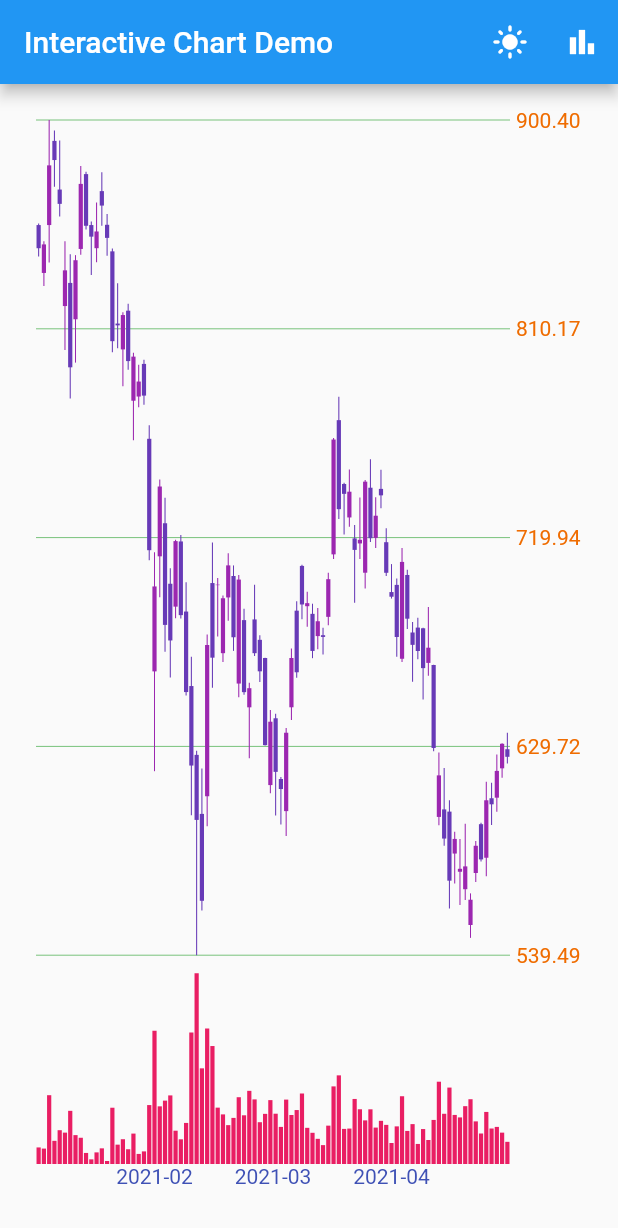
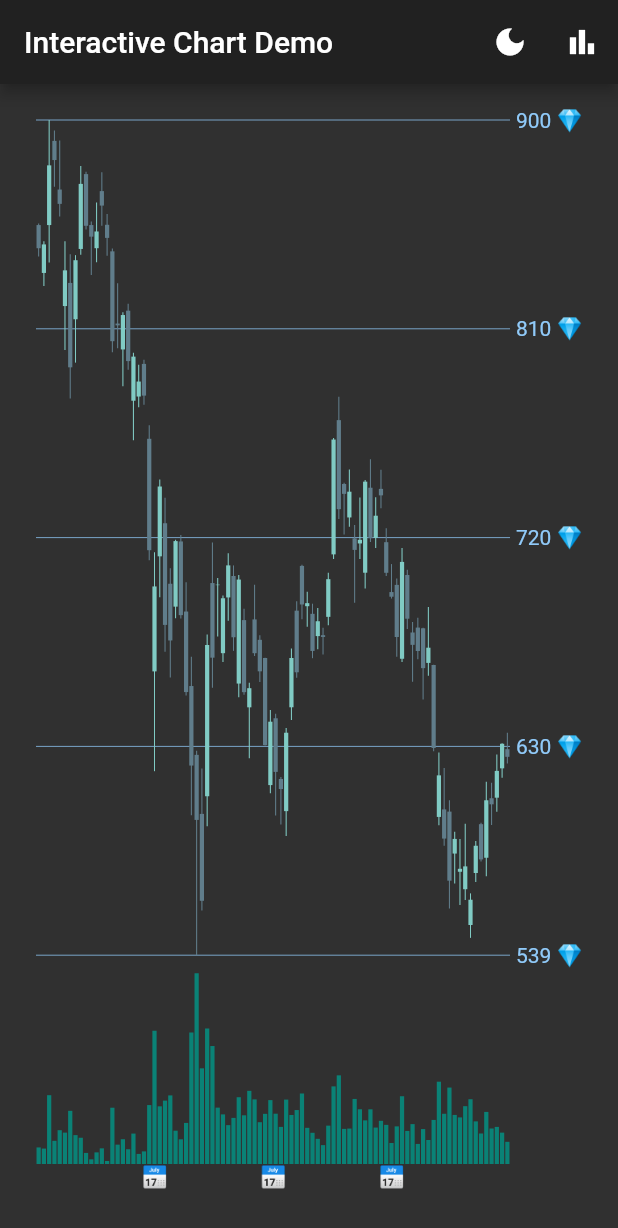
Before and after one commit to fluttercandies/flutter-interactive-chart, a Flutter app: the screen it shows after launch, on a phone screen of 412 x 824 dp. Shown: the top 1228 px of the screen. Run offline on Flutter 3.47's test engine with Material 2 defaults, Android fonts, the phone set to English and light mode, and no system bars.

Commit message:
Add support for customized overlay and label texts

```diff
--- a/example/lib/main.dart
+++ b/example/lib/main.dart
@@ -17,7 +17,7 @@ class MyApp extends StatefulWidget {
 
 class _MyAppState extends State<MyApp> {
   List<CandleData> _data = MockDataTesla.candles;
-  bool _darkMode = false;
+  bool _darkMode = true;
   bool _showAverage = false;
 
   @override
@@ -55,17 +55,24 @@ class _MyAppState extends State<MyApp> {
           child: InteractiveChart(
             candles: _data,
             style: ChartStyle(
-              priceGainColor: Colors.purple,
-              priceLossColor: Colors.deepPurple,
-              volumeColor: Colors.pink,
-              trendLineColor: Colors.teal,
-              priceGridLineColor: Colors.green,
-              priceLabelStyle: TextStyle(color: Colors.orange[800]!),
-              dateLabelStyle: TextStyle(color: Colors.indigo),
-              selectionHighlightColor: Colors.yellow.withOpacity(0.5),
-              overlayBackgroundColor: Colors.blue[100]!.withOpacity(0.8),
-              overlayTextStyle: TextStyle(color: Colors.blue[900]),
+              priceGainColor: Colors.teal[200]!,
+              priceLossColor: Colors.blueGrey,
+              volumeColor: Colors.teal.withOpacity(0.8),
+              trendLineColor: Colors.blueGrey[200]!,
+              priceGridLineColor: Colors.blue[200]!,
+              priceLabelStyle: TextStyle(color: Colors.blue[200]),
+              timeLabelStyle: TextStyle(color: Colors.indigo),
+              selectionHighlightColor: Colors.red.withOpacity(0.2),
+              overlayBackgroundColor: Colors.red[900]!.withOpacity(0.6),
+              overlayTextStyle: TextStyle(color: Colors.red[100]),
             ),
+            overlayInfo: (candle) => {
+              "💎": "🤚    ",
+              "高": "${candle.high?.toStringAsFixed(2)}",
+              "低": "${candle.low?.toStringAsFixed(2)}",
+            },
+            timeLabel: (timestamp, count) => "📅",
+            priceLabel: (price) => "${price.round()} 💎",
           ),
         ),
       ),
--- a/lib/chart_style.dart
+++ b/lib/chart_style.dart
@@ -3,9 +3,9 @@ import 'package:flutter/material.dart';
 class ChartStyle {
   final double volumeHeightFactor;
   final double priceLabelWidth;
-  final double dateLabelHeight;
+  final double timeLabelHeight;
 
-  final TextStyle dateLabelStyle;
+  final TextStyle timeLabelStyle;
   final TextStyle priceLabelStyle;
   final TextStyle overlayTextStyle;
 
@@ -27,8 +27,8 @@ class ChartStyle {
   const ChartStyle({
     this.volumeHeightFactor = 0.2,
     this.priceLabelWidth = 48.0,
-    this.dateLabelHeight = 24.0,
-    this.dateLabelStyle = const TextStyle(
+    this.timeLabelHeight = 24.0,
+    this.timeLabelStyle = const TextStyle(
       fontSize: 16,
       color: Colors.grey,
     ),
--- a/lib/interactive_chart.dart
+++ b/lib/interactive_chart.dart
@@ -1,6 +1,7 @@
 import 'dart:math';
 
 import 'package:flutter/widgets.dart';
+import 'package:intl/intl.dart' as intl;
 
 import 'candle_data.dart';
 import 'chart_painter.dart';
@@ -11,8 +12,18 @@ class InteractiveChart extends StatefulWidget {
   final List<CandleData> candles;
   final ChartStyle style;
 
-  const InteractiveChart({Key? key, required this.candles, ChartStyle? style})
-      : this.style = style ?? const ChartStyle(),
+  final TimeLabelGetter? timeLabel;
+  final PriceLabelGetter? priceLabel;
+  final OverlayInfoGetter? overlayInfo;
+
+  const InteractiveChart({
+    Key? key,
+    required this.candles,
+    ChartStyle? style,
+    this.timeLabel,
+    this.priceLabel,
+    this.overlayInfo,
+  })  : this.style = style ?? const ChartStyle(),
         assert(candles.length >= 3,
             "InteractiveChart requires 3 or more CandleData"),
         super(key: key);
@@ -120,7 +131,12 @@ class _InteractiveChartState extends State<InteractiveChart> {
             builder: (_, PainterParams params, __) {
               return CustomPaint(
                 size: size,
-                painter: ChartPainter(params),
+                painter: ChartPainter(
+                  params: params,
+                  getTimeLabel: widget.timeLabel ?? defaultTimeLabel,
+                  getPriceLabel: widget.priceLabel ?? defaultPriceLabel,
+                  getOverlayInfo: widget.overlayInfo ?? defaultOverlayInfo,
+                ),
               );
             },
           ),
@@ -186,4 +202,51 @@ class _InteractiveChartState extends State<InteractiveChart> {
     final start = widget.candles.length - count;
     return max(0, candleWidth * start);
   }
+
+  String defaultTimeLabel(int timestamp, int visibleDataCount) {
+    final date = DateTime.fromMillisecondsSinceEpoch(timestamp * 1000)
+        .toIso8601String()
+        .split("T")
+        .first
+        .split("-");
+
+    if (visibleDataCount > 20) {
+      // If more than 20 data points are visible, we should show year and month.
+      return "${date[0]}-${date[1]}"; // yyyy-mm
+    } else {
+      // Otherwise, we should show month and date.
+      return "${date[1]}-${date[2]}"; // mm-dd
+    }
+  }
+
+  String defaultPriceLabel(double price) => price.toStringAsFixed(2);
+
+  Map<String, String> defaultOverlayInfo(CandleData candle) {
+    final date = intl.DateFormat.yMMMd()
+        .format(DateTime.fromMillisecondsSinceEpoch(candle.timestamp * 1000));
+    return {
+      "Date": date,
+      "Open": candle.open?.toStringAsFixed(2) ?? "-",
+      "High": candle.high?.toStringAsFixed(2) ?? "-",
+      "Low": candle.low?.toStringAsFixed(2) ?? "-",
+      "Close": candle.close?.toStringAsFixed(2) ?? "-",
+      "Volume": candle.volume?.asAbbreviated() ?? "-",
+    };
+  }
 }
+
+extension Formatting on double {
+  String asPercent() {
+    final format = this < 100 ? "##0.00" : "#,###";
+    final v = intl.NumberFormat(format, "en_US").format(this);
+    return "${this >= 0 ? '+' : ''}$v%";
+  }
+
+  String asAbbreviated() {
+    if (this < 1000) return this.toStringAsFixed(3);
+    if (this >= 1e18) return this.toStringAsExponential(3);
+    final s = intl.NumberFormat("#,###", "en_US").format(this).split(",");
+    const suffixes = ["K", "M", "B", "T", "Q"];
+    return "${s[0]}.${s[1]}${suffixes[s.length - 2]}";
+  }
+}
--- a/lib/painter_params.dart
+++ b/lib/painter_params.dart
@@ -1,6 +1,5 @@
 import 'dart:ui';
 import 'package:flutter/widgets.dart';
-import 'package:intl/intl.dart' as intl;
 
 import 'chart_style.dart';
 import 'candle_data.dart';
@@ -41,8 +40,8 @@ class PainterParams {
   double get chartWidth => // width without price labels
       size.width - style.priceLabelWidth;
 
-  double get chartHeight => // height without date labels
-      size.height - style.dateLabelHeight;
+  double get chartHeight => // height without time labels
+      size.height - style.timeLabelHeight;
 
   double get volumeHeight => chartHeight * style.volumeHeightFactor;
 
@@ -63,37 +62,6 @@ class PainterParams {
     final volGridSize = (volumeHeight - baseAmount - gap) / (maxVol - minVol);
     final vol = (y - minVol) * volGridSize;
     return volumeHeight - vol + priceHeight - baseAmount;
-  }
-
-  String getDateLabel(int timestamp, int visibleDataCount) {
-    final date = DateTime.fromMillisecondsSinceEpoch(timestamp * 1000)
-        .toIso8601String()
-        .split("T")
-        .first
-        .split("-");
-
-    if (visibleDataCount > 20) {
-      // If more than 20 data points are visible, we should show year and month.
-      return "${date[0]}-${date[1]}"; // yyyy-mm
-    } else {
-      // Otherwise, we should show month and date.
-      return "${date[1]}-${date[2]}"; // mm-dd
-    }
-  }
-
-  String getPriceLabel(double price) => price.toStringAsFixed(2);
-
-  Map<String, String> getOverlayInfo(CandleData candle) {
-    final date = intl.DateFormat.yMMMd()
-        .format(DateTime.fromMillisecondsSinceEpoch(candle.timestamp * 1000));
-    return {
-      "Date": date,
-      "Open": candle.open?.toStringAsFixed(2) ?? "-",
-      "High": candle.high?.toStringAsFixed(2) ?? "-",
-      "Low": candle.low?.toStringAsFixed(2) ?? "-",
-      "Close": candle.close?.toStringAsFixed(2) ?? "-",
-      "Volume": candle.volume?.asAbbreviated() ?? "-",
-    };
   }
 
   static PainterParams lerp(PainterParams a, PainterParams b, double t) {
@@ -126,19 +94,3 @@ class PainterParamsTween extends Tween<PainterParams> {
   @override
   PainterParams lerp(double t) => PainterParams.lerp(begin ?? end!, end!, t);
 }
-
-extension Formatting on double {
-  String asPercent() {
-    final format = this < 100 ? "##0.00" : "#,###";
-    final v = intl.NumberFormat(format, "en_US").format(this);
-    return "${this >= 0 ? '+' : ''}$v%";
-  }
-
-  String asAbbreviated() {
-    if (this < 1000) return this.toStringAsFixed(3);
-    if (this >= 1e18) return this.toStringAsExponential(3);
-    final s = intl.NumberFormat("#,###", "en_US").format(this).split(",");
-    const suffixes = ["K", "M", "B", "T", "Q"];
-    return "${s[0]}.${s[1]}${suffixes[s.length - 2]}";
-  }
-}
```
Also changed, not shown: lib/chart_painter.dart (+45 -23 lines).
